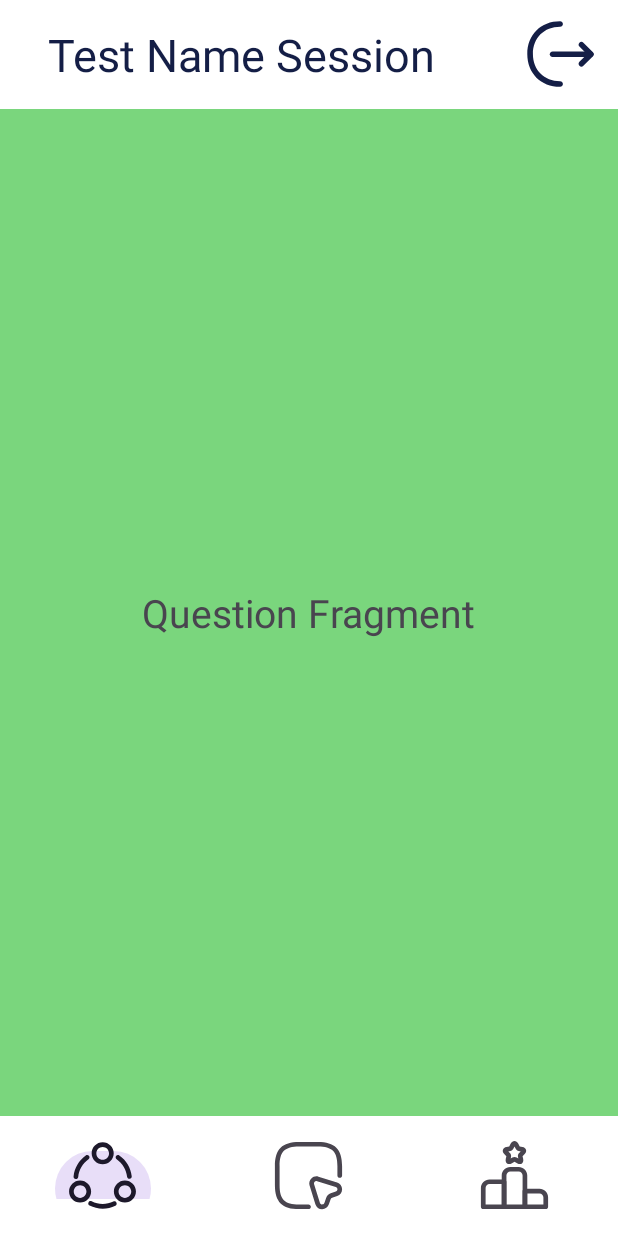
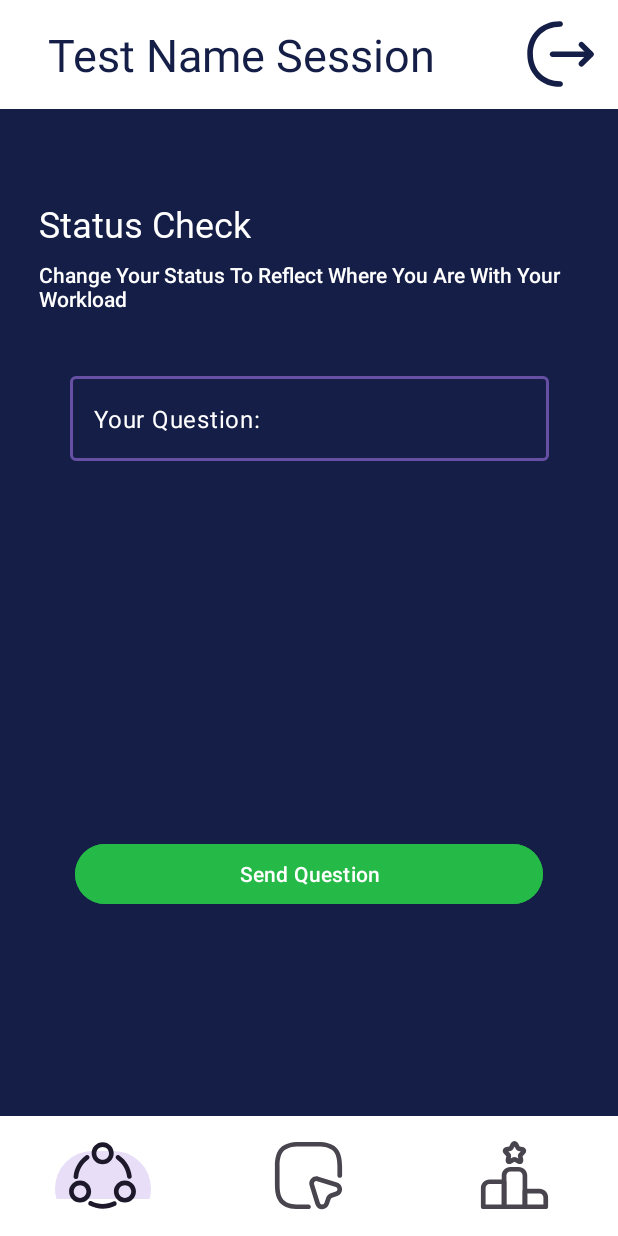
Before and after one commit to TristanHill/Semesterproject_1_Unify, an Android app: the Fragment_question screen opened directly, with no data from a screen before it, on a phone screen of 412 x 824 dp. Run offline under Robolectric (Android 15) with nearby library versions, the phone set to English and light mode, and no system bars; our stand-ins replace Firebase (no records; nobody signed in at launch, a user with empty details on screens opened directly); 2 statements that could not run were skipped.

Commit message:
Added status button colors, added Question Fragment

```diff
--- a/Android/app/src/main/java/at/fhooe/sail/project/semesterproject1/Fragment_question.kt
+++ b/Android/app/src/main/java/at/fhooe/sail/project/semesterproject1/Fragment_question.kt
@@ -1,23 +1,19 @@
 package at.fhooe.sail.project.semesterproject1
 
 import android.os.Bundle
-import androidx.fragment.app.Fragment
 import android.view.LayoutInflater
 import android.view.View
 import android.view.ViewGroup
+import android.widget.Button
+import android.widget.Toast
+import androidx.fragment.app.Fragment
+import com.google.android.material.textfield.TextInputEditText
+import com.google.android.material.textfield.TextInputLayout
 
-// TODO: Rename parameter arguments, choose names that match
-// the fragment initialization parameters, e.g. ARG_ITEM_NUMBER
 private const val ARG_PARAM1 = "param1"
 private const val ARG_PARAM2 = "param2"
 
-/**
- * A simple [Fragment] subclass.
- * Use the [Fragment_question.newInstance] factory method to
- * create an instance of this fragment.
- */
 class Fragment_question : Fragment() {
-    // TODO: Rename and change types of parameters
     private var param1: String? = null
     private var param2: String? = null
 
@@ -34,19 +30,26 @@ class Fragment_question : Fragment() {
         savedInstanceState: Bundle?
     ): View? {
         // Inflate the layout for this fragment
-        return inflater.inflate(R.layout.fragment_question, container, false)
+        val view = inflater.inflate(R.layout.fragment_question, container, false)
+
+        // Get references to the UI elements
+        val buttonSend = view.findViewById<Button>(R.id.fragment_status_button_working)
+        val textInputQuestion = view.findViewById<TextInputEditText>(R.id.fragment_question_text_input)
+
+        // Set an OnClickListener on the button
+        buttonSend.setOnClickListener {
+            val inputText = textInputQuestion.text.toString()
+            if (inputText.isNotEmpty()) {
+                Toast.makeText(requireContext(), inputText, Toast.LENGTH_SHORT).show()
+            } else {
+                Toast.makeText(requireContext(), "Please enter a question", Toast.LENGTH_SHORT).show()
+            }
+        }
+
+        return view
     }
 
     companion object {
-        /**
-         * Use this factory method to create a new instance of
-         * this fragment using the provided parameters.
-         *
-         * @param param1 Parameter 1.
-         * @param param2 Parameter 2.
-         * @return A new instance of fragment fragment_question.
-         */
-        // TODO: Rename and change types and number of parameters
         @JvmStatic
         fun newInstance(param1: String, param2: String) =
             Fragment_question().apply {
--- a/Android/app/src/main/java/at/fhooe/sail/project/semesterproject1/QRCodeScannerActivity.kt
+++ b/Android/app/src/main/java/at/fhooe/sail/project/semesterproject1/QRCodeScannerActivity.kt
@@ -35,9 +35,7 @@ class QRCodeScannerActivity : AppCompatActivity() {
         scanner.startScan()
             .addOnSuccessListener { barcode ->
                 val scannedData = barcode.rawValue ?: ""
-                val intent = Intent(this, MainActivity::class.java)
                 createUser(scannedData)
-                startActivity(intent)
             }
             .addOnCanceledListener {
                 Toast.makeText(this, "Scan abgebrochen", Toast.LENGTH_LONG).show()
@@ -63,17 +61,22 @@ class QRCodeScannerActivity : AppCompatActivity() {
                 Log.d(TAG, "DocumentSnapshot written with ID: ${documentReference.id}")
 
                 // Store SessionID and UserID in SharedPreferences
-                // TODO Send SessionID, UserID and user Name in the QR code and seperate them to put into shared preferences
+                // TODO Send SessionID, UserID and user Name in the QR code and separate them to put into shared preferences
                 val sharedPref = getSharedPreferences("app_prefs", MODE_PRIVATE)
                 with(sharedPref.edit()) {
                     putString("SessionID", scannedData)
                     // putString("UserID", scannedData)
-                    // putString("SessionName, scannedData)
+                    // putString("SessionName", scannedData)
                     apply()
                 }
+
+                // Start MainActivity after user is created
+                val intent = Intent(this, MainActivity::class.java)
+                startActivity(intent)
             }
             .addOnFailureListener { e ->
                 Log.w(TAG, "Error adding document", e)
+                Toast.makeText(this, "Fehler beim Erstellen des Benutzers", Toast.LENGTH_LONG).show()
             }
     }
 
--- a/Android/app/src/main/res/layout/fragment_question.xml
+++ b/Android/app/src/main/res/layout/fragment_question.xml
@@ -1,19 +1,73 @@
 <?xml version="1.0" encoding="utf-8"?>
 <FrameLayout xmlns:android="http://schemas.android.com/apk/res/android"
+    xmlns:app="http://schemas.android.com/apk/res-auto"
     xmlns:tools="http://schemas.android.com/tools"
     android:id="@+id/fra"
     android:layout_width="match_parent"
     android:layout_height="match_parent"
-    android:background="@color/green"
+    android:background="@color/background_darkblue"
     tools:context=".Fragment_question">
 
-    <!-- TODO: Update blank fragment layout -->
-    <TextView
-        android:id="@+id/fragment_question_tv"
-        android:layout_width="wrap_content"
-        android:layout_height="wrap_content"
-        android:layout_gravity="center"
-        android:textSize="26dp"
-        android:text="Question Fragment" />
+    <androidx.constraintlayout.widget.ConstraintLayout
+        android:layout_width="match_parent"
+        android:layout_height="match_parent">
 
+        <Button
+            android:id="@+id/fragment_status_button_working"
+            android:layout_width="0dp"
+            android:layout_height="wrap_content"
+            android:layout_marginStart="50dp"
+            android:layout_marginEnd="50dp"
+            android:layout_marginBottom="137dp"
+            android:backgroundTint="@color/button_green"
+            android:backgroundTintMode="add"
+            android:hapticFeedbackEnabled="false"
+            android:text="@string/text_button_question_send"
+            app:layout_constraintBottom_toBottomOf="parent"
+            app:layout_constraintEnd_toEndOf="parent"
+            app:layout_constraintStart_toStartOf="parent" />
+
+        <TextView
+            android:id="@+id/fragment_status_header"
+            android:layout_width="wrap_content"
+            android:layout_height="wrap_content"
+            android:layout_marginTop="60dp"
+            android:fontFamily="@font/helvetica_neue_black"
+            android:text="Status Check"
+            android:textColor="@color/white"
+            android:textSize="24sp"
+            app:layout_constraintStart_toStartOf="@+id/fragment_status_description"
+            app:layout_constraintTop_toTopOf="parent" />
+
+        <TextView
+            android:id="@+id/fragment_status_description"
+            android:layout_width="360dp"
+            android:layout_height="66dp"
+            android:layout_marginTop="8dp"
+            android:fontFamily="sans-serif-medium"
+            android:text="@string/text_status_description"
+            android:textColor="@color/white"
+            app:layout_constraintEnd_toEndOf="@+id/fragment_status_button_working"
+            app:layout_constraintStart_toStartOf="@+id/fragment_status_button_working"
+            app:layout_constraintTop_toBottomOf="@+id/fragment_status_header" />
+
+        <com.google.android.material.textfield.TextInputLayout
+            android:id="@+id/fragment_question_text_input"
+            android:layout_width="319dp"
+            android:layout_height="62dp"
+            android:layout_marginBottom="100dp"
+            app:layout_constraintBottom_toTopOf="@+id/fragment_status_button_working"
+            app:layout_constraintEnd_toEndOf="parent"
+            app:layout_constraintStart_toStartOf="parent"
+            app:layout_constraintTop_toBottomOf="@+id/fragment_status_description"
+            app:layout_constraintVertical_bias="0.04000002">
+
+            <com.google.android.material.textfield.TextInputEditText
+                android:layout_width="match_parent"
+                android:layout_height="wrap_content"
+                android:text="@string/text_hint_question_input"
+                android:textColor="#FFFFFF" />
+        </com.google.android.material.textfield.TextInputLayout>
+
+    </androidx.constraintlayout.widget.ConstraintLayout>
 </FrameLayout>
--- a/Android/app/src/main/res/layout/fragment_status.xml
+++ b/Android/app/src/main/res/layout/fragment_status.xml
@@ -19,14 +19,12 @@
             android:id="@+id/fragment_status_header"
             android:layout_width="wrap_content"
             android:layout_height="wrap_content"
-            android:layout_marginStart="40dp"
-            android:layout_marginTop="60dp"
             android:fontFamily="@font/helvetica_neue_black"
             android:text="Status Check"
             android:textColor="@color/white"
             android:textSize="24sp"
-            app:layout_constraintStart_toStartOf="parent"
-            app:layout_constraintTop_toTopOf="parent" />
+            app:layout_constraintStart_toStartOf="@+id/fragment_status_description"
+            tools:layout_editor_absoluteY="60dp" />
 
         <Button
             android:id="@+id/fragment_status_button_working"
@@ -35,6 +33,9 @@
             android:layout_marginStart="50dp"
             android:layout_marginTop="150dp"
             android:layout_marginEnd="50dp"
+            android:backgroundTint="#FF9800"
+            android:backgroundTintMode="add"
+            android:hapticFeedbackEnabled="false"
             android:text="@string/text_button_working"
             app:layout_constraintEnd_toEndOf="parent"
             app:layout_constraintStart_toStartOf="parent"
@@ -45,6 +46,8 @@
             android:layout_width="0dp"
             android:layout_height="wrap_content"
             android:layout_marginTop="100dp"
+            android:backgroundTint="@color/red"
+            android:backgroundTintMode="add"
             android:text="@string/text_button_help"
             app:layout_constraintEnd_toEndOf="@+id/fragment_status_button_working"
             app:layout_constraintStart_toStartOf="@+id/fragment_status_button_working"
@@ -55,7 +58,11 @@
             android:layout_width="0dp"
             android:layout_height="wrap_content"
             android:layout_marginTop="100dp"
+            android:layout_marginBottom="137dp"
+            android:backgroundTint="@color/button_green"
+            android:backgroundTintMode="add"
             android:text="@string/text_button_done"
+            app:layout_constraintBottom_toBottomOf="parent"
             app:layout_constraintEnd_toEndOf="@+id/fragment_status_button_help"
             app:layout_constraintStart_toStartOf="@+id/fragment_status_button_help"
             app:layout_constraintTop_toBottomOf="@+id/fragment_status_button_help" />
@@ -64,13 +71,12 @@
             android:id="@+id/fragment_status_description"
             android:layout_width="360dp"
             android:layout_height="66dp"
-            android:layout_marginTop="10dp"
-            android:layout_marginEnd="16dp"
+            android:layout_marginTop="8dp"
             android:fontFamily="sans-serif-medium"
             android:text="@string/text_status_description"
             android:textColor="@color/white"
-            app:layout_constraintEnd_toEndOf="parent"
-            app:layout_constraintStart_toStartOf="@+id/fragment_status_header"
+            app:layout_constraintEnd_toEndOf="@+id/fragment_status_button_working"
+            app:layout_constraintStart_toStartOf="@+id/fragment_status_button_working"
             app:layout_constraintTop_toBottomOf="@+id/fragment_status_header" />
 
     </androidx.constraintlayout.widget.ConstraintLayout>
--- a/Android/app/src/main/res/values/strings.xml
+++ b/Android/app/src/main/res/values/strings.xml
@@ -17,5 +17,8 @@
     <string name="text_button_help">I Need Some Help!</string>
     <string name="text_button_done">I Am Done!</string>
     <string name="text_status_description">Change Your Status To Reflect Where You Are With Your Workload</string>
+    <string name="text_question_description">If You Have Any Questions, Ask Them Here.</string>
+    <string name="text_button_question_send">Send Question</string>
+    <string name="text_hint_question_input">Your Question:</string>
 
 </resources>
```
Also changed, not shown: 3 other files.
